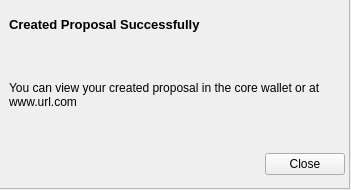
The window that src/qt/forms/communityfundsuccessdialog.ui (navcoin/navcoin-core) describes before a commit, drawn with Qt 5.
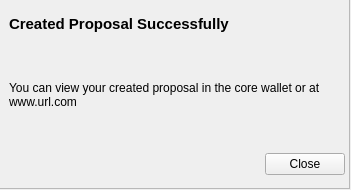
The same window after the commit.

```diff
--- a/src/qt/forms/communityfundsuccessdialog.ui
+++ b/src/qt/forms/communityfundsuccessdialog.ui
@@ -66,7 +66,7 @@
        </property>
        <property name="font">
         <font>
-         <pointsize>10</pointsize>
+         <pointsize>11</pointsize>
          <weight>75</weight>
          <bold>true</bold>
         </font>
```
